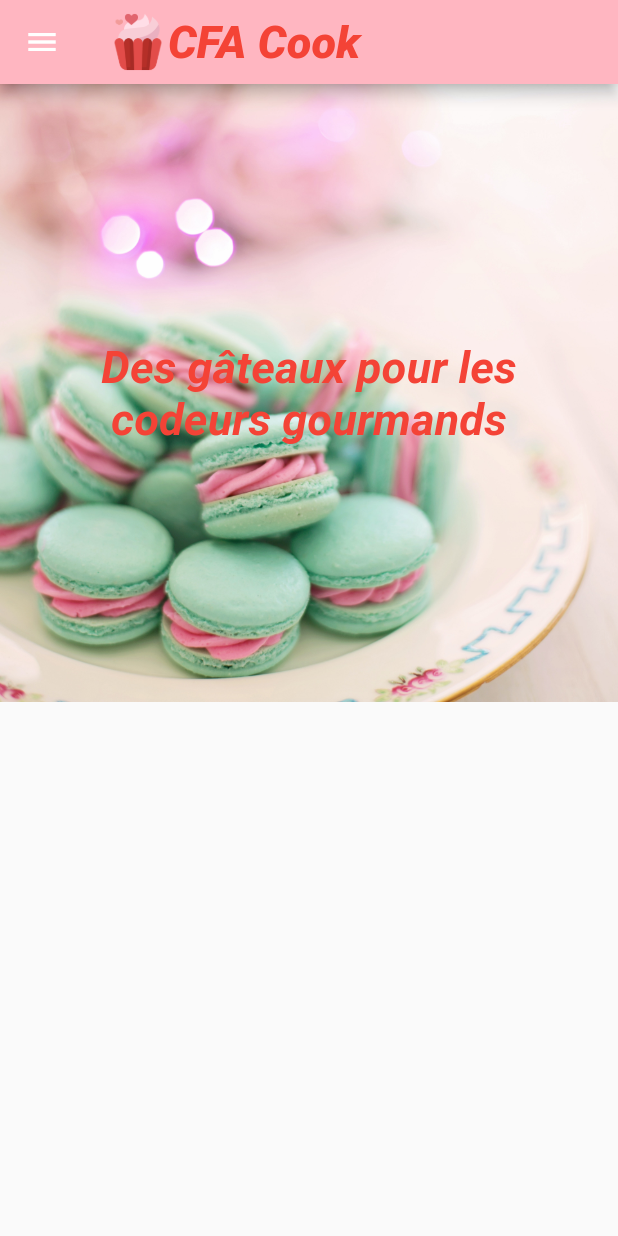
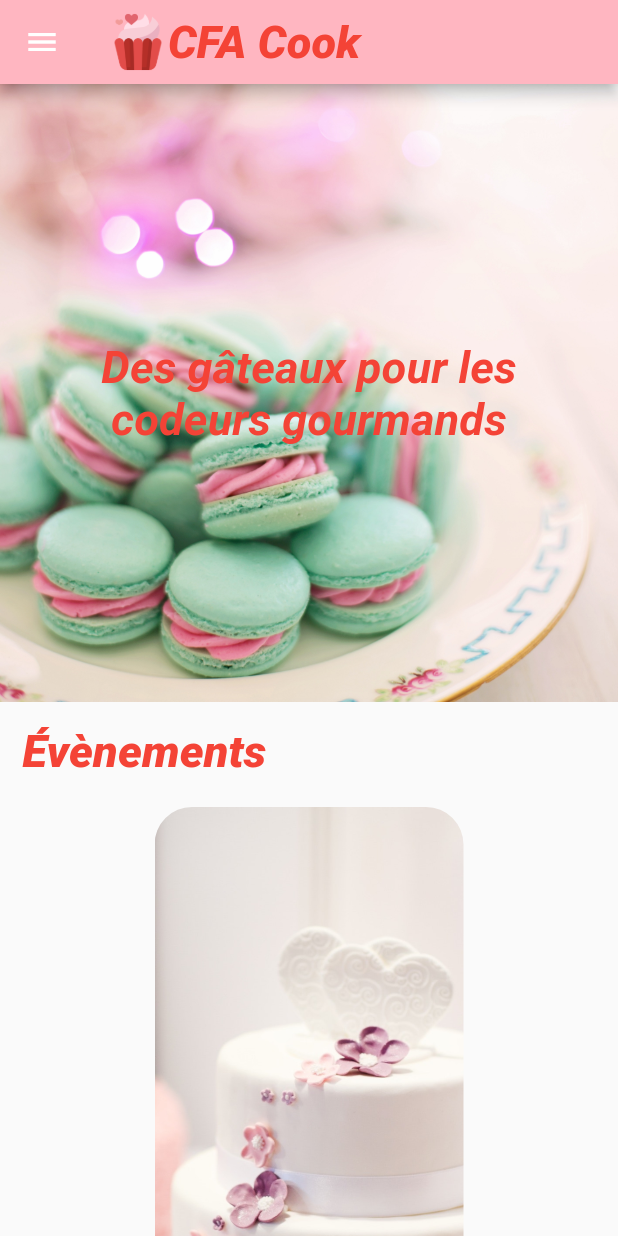
Before and after one commit to alexandrecld/resto_flutter, a Flutter app: the screen it shows after launch, on a phone screen of 412 x 824 dp. Run offline on Flutter 3.47's test engine with Material 2 defaults, Android fonts, the light colour scheme and no system bars.

Commit message:
Ajout de l'event section

```diff
--- a/lib/constantes.dart
+++ b/lib/constantes.dart
@@ -1,5 +1,6 @@
 // définir les alias d'images
 import 'dart:ui';
+import 'package:mon_restaurant/models/event.dart';
 import 'package:mon_restaurant/pages/home_page.dart';
 import 'package:mon_restaurant/pages/next_page.dart';
 import 'package:mon_restaurant/widgets/hover_button.dart';
@@ -36,3 +37,9 @@ List<ButtonObject> menuButton = [
 
 List<HoverButton> menuButtonHover() =>
     menuButton.map((button) => HoverButton(buttonObject: button)).toList();
+
+List<Event> events = [
+  Event(name: "Mariage", path: weddingImage),
+  Event(name: "Anniversaire", path: birthdayImage),
+  Event(name: "Autre", path: cupcakeImage),
+];
--- a/lib/pages/home_page.dart
+++ b/lib/pages/home_page.dart
@@ -1,5 +1,6 @@
 import 'package:flutter/material.dart';
 import 'package:mon_restaurant/models/make_it_responsive.dart';
+import 'package:mon_restaurant/sections/event_section.dart';
 import 'package:mon_restaurant/sections/top_stack.dart';
 import 'package:mon_restaurant/widgets/drawer_small.dart';
 import 'package:mon_restaurant/widgets/phone_bar.dart';
@@ -26,6 +27,7 @@ class _HomePageState extends State<HomePage> {
         child: Column(
           children: [
             TopStack(),
+            EventSection(),
           ],
         ),
       ),
--- a/lib/sections/event_section.dart
+++ b/lib/sections/event_section.dart
@@ -2,6 +2,7 @@ import 'package:flutter/material.dart';
 import 'package:mon_restaurant/models/make_it_responsive.dart';
 import 'package:mon_restaurant/widgets/title_text.dart';
 
+import '../constantes.dart';
 import '../widgets/event_widget.dart';
 
 class EventSection extends StatelessWidget {
@@ -21,7 +22,7 @@ class EventSection extends StatelessWidget {
           Row(
             children: [
               TitleText(
-                label: "Évènement",
+                label: "Évènements",
                 fSize: 30,
               ),
               Expanded(child: Container()),
@@ -44,8 +45,8 @@ class EventSection extends StatelessWidget {
     return (small)
         ? Column(children: widgets)
         : Row(
+            mainAxisAlignment: MainAxisAlignment.spaceEvenly,
             children: widgets,
-            mainAxisAlignment: MainAxisAlignment.spaceEvenly,
           );
   }
 }
```
